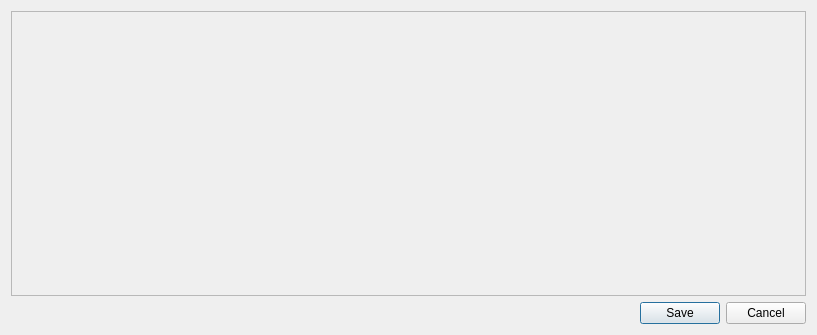
Above: ui/windows/fileBrowser/fileBrowserSave.ui from david-cattermole/qt-learning before the change. Below: the same form after it.
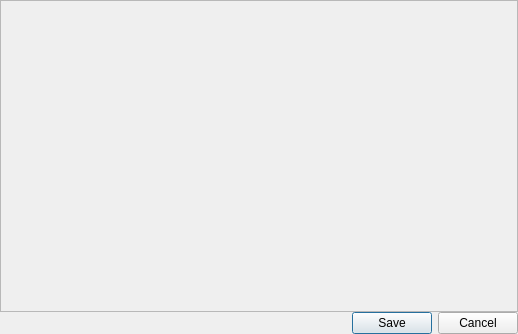
That is the form after the change.

Commit message: Support PyQt5 with Python 3.6 Start moving away from "Item" based widgets, and towards 'model' based widgets Added partial support for FileSelector and VersionSelector forms/widgets, for the file browser. Added checkbox for editing the path on file browser. Adjusted layout margins for all Qt windows. Addition of 'nodes' module for use as a common place for a general 'node' class (for use in model/view widgets).

Patch:
```diff
--- a/ui/windows/fileBrowser/fileBrowserSave.ui
+++ b/ui/windows/fileBrowser/fileBrowserSave.ui
@@ -6,19 +6,31 @@
    <rect>
     <x>0</x>
     <y>0</y>
-    <width>817</width>
-    <height>335</height>
+    <width>518</width>
+    <height>334</height>
    </rect>
   </property>
   <property name="windowTitle">
    <string>Form</string>
   </property>
   <layout class="QVBoxLayout" name="verticalLayout_2">
+   <property name="spacing">
+    <number>0</number>
+   </property>
+   <property name="margin">
+    <number>0</number>
+   </property>
    <item>
     <layout class="QHBoxLayout" name="envFilterLayout"/>
    </item>
    <item>
     <layout class="QHBoxLayout" name="selectorLayout">
+     <property name="spacing">
+      <number>0</number>
+     </property>
+     <property name="margin">
+      <number>0</number>
+     </property>
      <item>
       <layout class="QVBoxLayout" name="fileSelectorLayout"/>
      </item>
@@ -31,6 +43,12 @@
         <enum>QFrame::Sunken</enum>
        </property>
        <layout class="QVBoxLayout" name="verticalLayout">
+        <property name="spacing">
+         <number>0</number>
+        </property>
+        <property name="margin">
+         <number>0</number>
+        </property>
         <item>
          <layout class="QVBoxLayout" name="saveOptionsLayout"/>
         </item>
```
Left out of the diff: 36 changed lines with no effect on the pictures. The commit also changes 88 other files.
